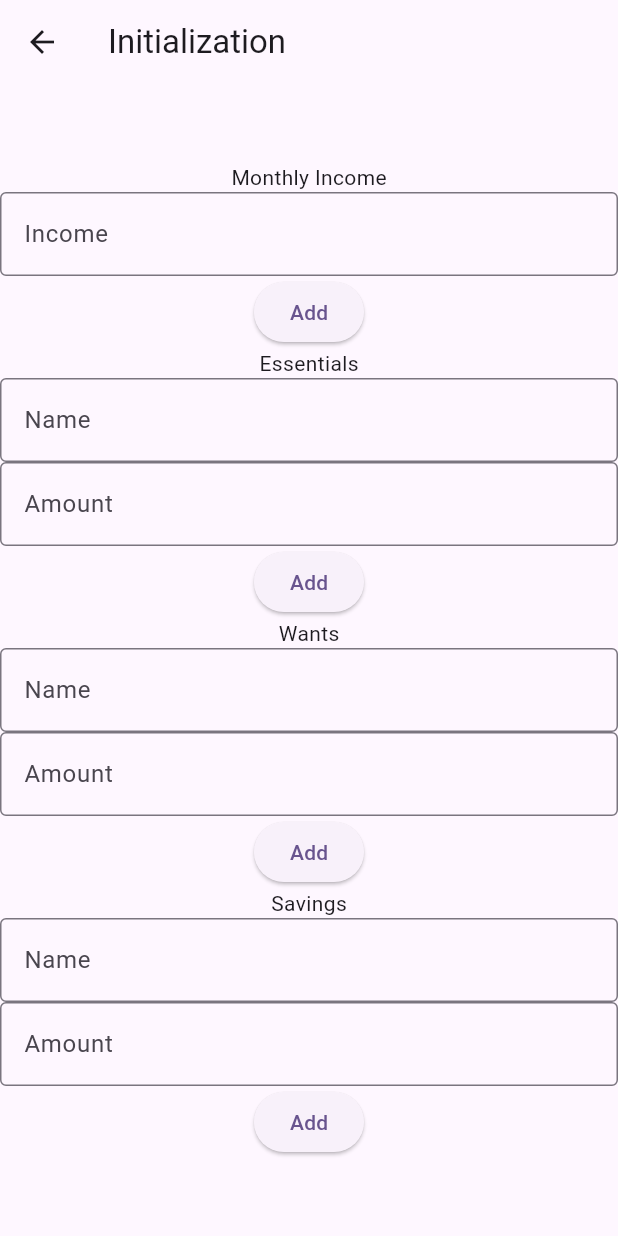
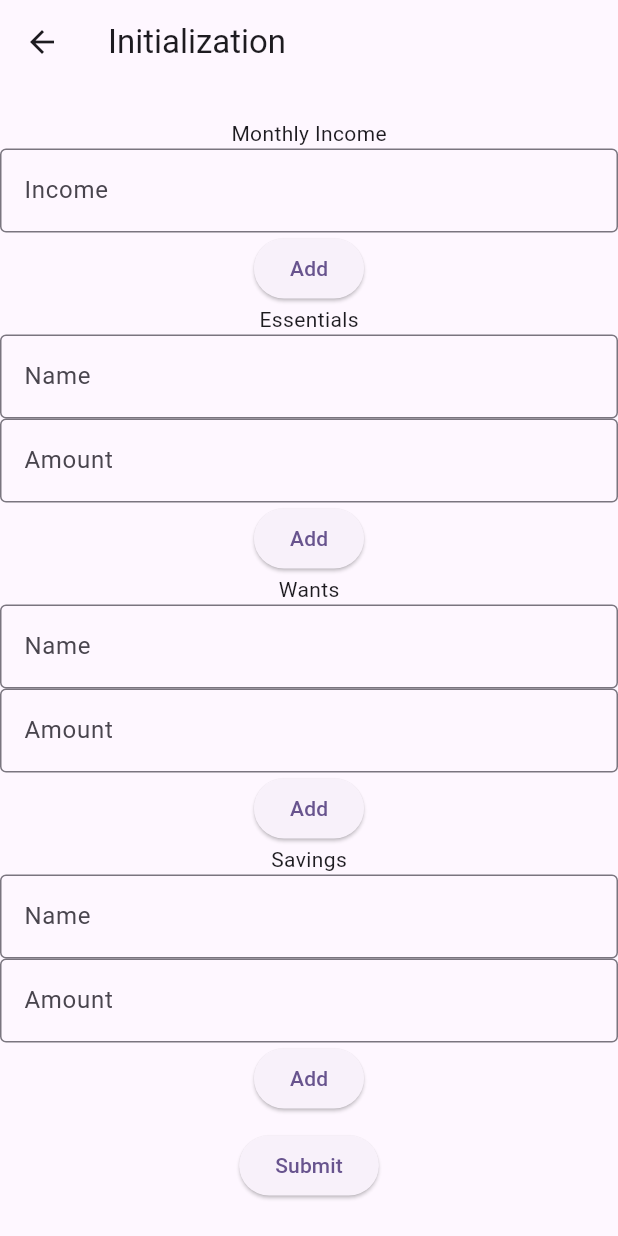
Before and after one commit to RezRak/FiftyThirtyTwenty, a Flutter app: the SignUp screen opened directly, after a tap on "Add", on a phone screen of 412 x 824 dp. Run offline on Flutter 3.47's test engine with Material 3 defaults, Android fonts, the phone set to English and light mode, and no system bars; our stand-ins replace sqflite; accounts and stored records are empty.

Commit message:
Initial home.dart UI and added Submit button

```diff
--- a/lib/signup.dart
+++ b/lib/signup.dart
@@ -1,6 +1,6 @@
 import 'package:flutter/material.dart';
 import 'main.dart';
-import 'database.dart';
+import 'home.dart';
 
 class SignUp extends StatefulWidget {
   const SignUp({super.key});
@@ -17,10 +17,6 @@ class _SignUpState extends State<SignUp> {
   final TextEditingController wantAmountController = TextEditingController();
   final TextEditingController savingNameController = TextEditingController();
   final TextEditingController savingAmountController = TextEditingController();
-
-  List<Map<String, dynamic>> essentials = [];
-  List<Map<String, dynamic>> wants = [];
-  List<Map<String, dynamic>> savings = [];
 
   void clearText() {
     essentialAmountController.clear();
@@ -48,7 +44,7 @@ class _SignUpState extends State<SignUp> {
             ),
             ElevatedButton(
               onPressed: () {
-                // Handle adding income
+                insertIncome(essentialAmountController);
               },
               child: Text("Add"),
             ),
@@ -129,27 +125,18 @@ class _SignUpState extends State<SignUp> {
               },
               child: Text("Add"),
             ),
+            SizedBox(width: 10, height: 10),
+            ElevatedButton(
+              onPressed: () {
+            Navigator.pushReplacement(
+              context,
+              MaterialPageRoute(builder: (context) => const Home()));
+              },
+              child: Text("Submit"),
+            )
           ],
         ),
-      ),
+      )
     );
   }
 }
-
-      //   ListView.builder(
-
-
-      //   itemBuilder: (context, index) {
-      //     return ListTile(
-      //       title: Text(recipes[index]['Name']!),
-      //       onTap: () {
-      //         Navigator.push(
-      //           context,
-      //           MaterialPageRoute(
-      //             builder: (context) => DetailsScreen(recipe: recipes[index]),
-      //           ),
-      //         );
-      //       },
-      //     );
-      //   },
-      // ),
```
Also changed, not shown: lib/home.dart (+17 -0 lines).
